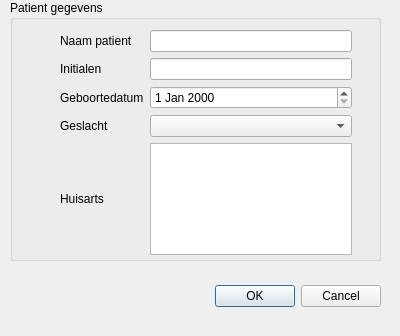
Old version of the form src/carereport/views/patientdialog.ui in the repository Mholscher/carereport.
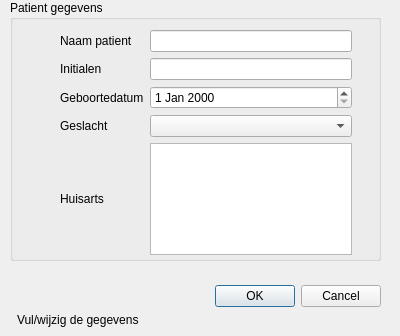
New version of the form.

What changed in the file:
```diff
--- a/src/carereport/views/patientdialog.ui
+++ b/src/carereport/views/patientdialog.ui
@@ -160,6 +160,19 @@
     </layout>
    </widget>
   </widget>
+  <widget class="QLabel" name="statusLabel">
+   <property name="geometry">
+    <rect>
+     <x>17</x>
+     <y>310</y>
+     <width>371</width>
+     <height>20</height>
+    </rect>
+   </property>
+   <property name="text">
+    <string>Vul/wijzig de gegevens</string>
+   </property>
+  </widget>
  </widget>
  <tabstops>
   <tabstop>patient_name_edit</tabstop>
```
